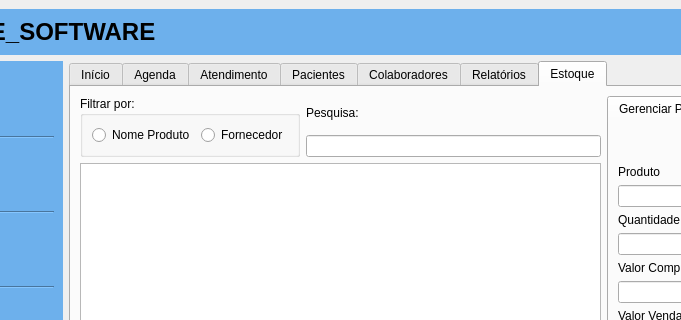
This is clinica_cpp/mainwindow.ui in juander/Projeto_CPP as Qt 5 draws it before an edit; both pictures show x 132 to 813 and y 0 to 320 of the 1280 by 720 pixel window. The edited form follows.
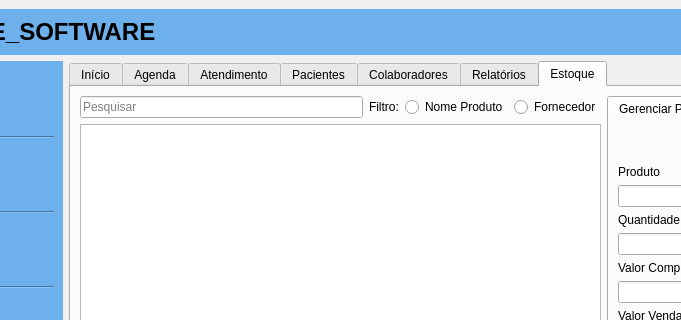
This is the edited form. The open tabs and pages were chosen to show the change. Icons and pictures are not drawn.

Commit message: da push push ai pfizer

```diff
--- a/clinica_cpp/mainwindow.ui
+++ b/clinica_cpp/mainwindow.ui
@@ -4014,18 +4014,25 @@
                 <item>
                  <layout class="QHBoxLayout" name="horizontalLayout_15">
                   <item>
-                   <widget class="QGroupBox" name="groupBox">
-                    <property name="title">
-                     <string>Filtrar por:</string>
-                    </property>
-                    <property name="flat">
-                     <bool>false</bool>
-                    </property>
-                    <layout class="QVBoxLayout" name="verticalLayout_24">
+                   <layout class="QHBoxLayout" name="horizontalLayout_13">
                      <item>
                       <layout class="QHBoxLayout" name="horizontalLayout_18">
                        <item>
-                        <widget class="QRadioButton" name="radioButton">
+                       <widget class="QLineEdit" name="lineEditEstoque">
+                        <property name="placeholderText">
+                         <string>Pesquisar</string>
+                        </property>
+                       </widget>
+                      </item>
+                      <item>
+                       <widget class="QLabel" name="label_6">
+                        <property name="text">
+                         <string>Filtro:</string>
+                        </property>
+                       </widget>
+                      </item>
+                      <item>
+                       <widget class="QRadioButton" name="radioProduto">
                          <property name="text">
                           <string>Nome Produto</string>
                          </property>
@@ -4041,24 +4048,9 @@
                       </layout>
                      </item>
                     </layout>
-                   </widget>
                   </item>
-                  <item>
-                   <layout class="QVBoxLayout" name="verticalLayout_25">
-                    <item>
-                     <widget class="QLabel" name="label_22">
-                      <property name="text">
-                       <string>Pesquisa:</string>
-                      </property>
-                     </widget>
-                    </item>
-                    <item>
-                     <widget class="QLineEdit" name="lineEdit_7"/>
-                    </item>
-                   </layout>
-                  </item>
-                 </layout>
-                </item>
+                 </layout>
+                </item>
                 <item>
                  <widget class="QTableWidget" name="tableWidget"/>
                 </item>
```
Left out of the diff: 12 changed lines with no effect on the pictures. Lines whose indentation alone changed are shown as unchanged. The commit also changes 2 other files.
